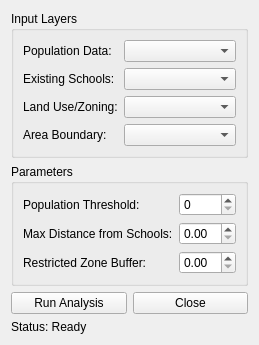
Before: the Qt Designer form school_locator_dialog_base.ui in Bsc-phy-15-19/school_locator, drawn with Qt 5.
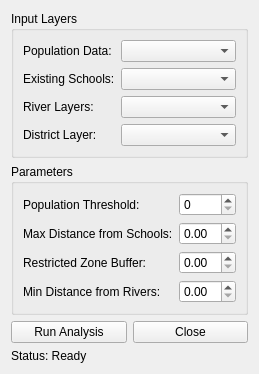
After: the same form once the commit is applied.

What changed in the file:
```diff
--- a/school_locator_dialog_base.ui
+++ b/school_locator_dialog_base.ui
@@ -35,7 +35,7 @@
       <item row="2" column="0">
        <widget class="QLabel" name="labelLandUseLayer">
         <property name="text">
-         <string>Land Use/Zoning:</string>
+         <string>River Layers:</string>
         </property>
        </widget>
       </item>
@@ -45,7 +45,7 @@
       <item row="3" column="0">
        <widget class="QLabel" name="labelAreaLayer">
         <property name="text">
-         <string>Area Boundary:</string>
+         <string>District Layer:</string>
         </property>
        </widget>
       </item>
@@ -91,6 +91,16 @@
       <item row="2" column="1">
        <widget class="QDoubleSpinBox" name="spin_restricted_zone_buffer"/>
       </item>
+      <item row="3" column="0">
+       <widget class="QLabel" name="labelRiverDistanceBuffer">
+        <property name="text">
+         <string>Min Distance from Rivers:</string>
+        </property>
+       </widget>
+      </item>
+      <item row="3" column="1">
+       <widget class="QDoubleSpinBox" name="spin_river_distance_buffer"/>
+      </item>
      </layout>
     </widget>
    </item>
```
Left out of the diff: 8 changed lines with no effect on the pictures.
